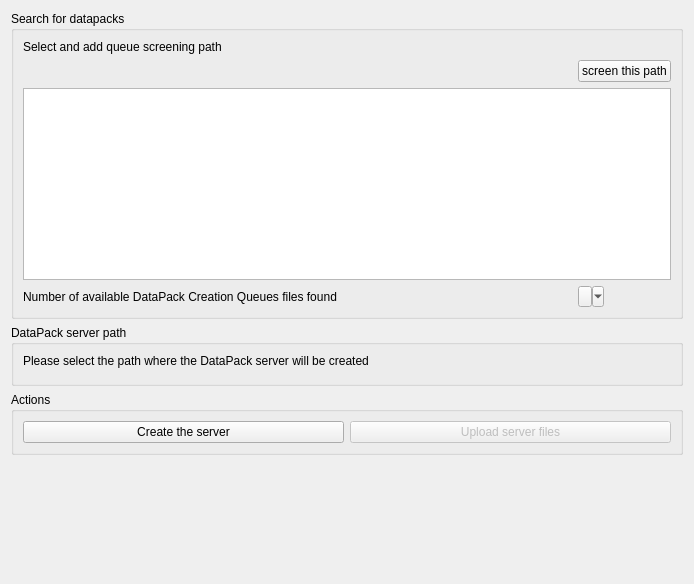
Old version of the form libs/datapackutils/servercreation/servercreationwidget.ui in the repository FreeHealth/freehealth.
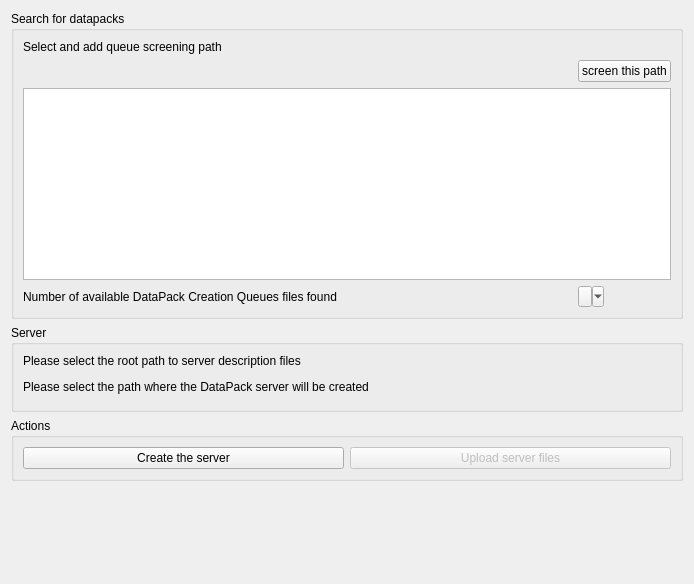
New version of the form. Custom widgets are drawn as their Qt base class.

Commit message: FreeDDI: datapack server creation mostly done code

Patch:
```diff
--- a/libs/datapackutils/servercreation/servercreationwidget.ui
+++ b/libs/datapackutils/servercreation/servercreationwidget.ui
@@ -45,7 +45,7 @@
        </widget>
       </item>
       <item row="1" column="2">
-       <widget class="QPushButton" name="screePathButton">
+       <widget class="QPushButton" name="screenPathButton">
         <property name="text">
          <string>screen this path</string>
         </property>
@@ -77,19 +77,32 @@
       <string>Please select the path where the DataPack server will be created</string>
      </property>
      <property name="title">
-      <string>DataPack server path</string>
+      <string>Server</string>
      </property>
      <layout class="QGridLayout" name="gridLayout_2">
-      <item row="0" column="0">
+      <item row="2" column="0">
        <widget class="QLabel" name="selectServerPathLabel">
         <property name="text">
          <string>Please select the path where the DataPack server will be created</string>
         </property>
        </widget>
       </item>
-      <item row="1" column="0">
+      <item row="3" column="0">
        <widget class="Utils::PathChooser" name="serverPath" native="true"/>
       </item>
+      <item row="0" column="0">
+       <widget class="QLabel" name="label_2">
+        <property name="toolTip">
+         <string>&lt;html&gt;&lt;head/&gt;&lt;body&gt;&lt;p&gt;This path should contains all server description files. The dir should look like:&lt;/p&gt;&lt;p&gt;- rootPath&lt;/p&gt;&lt;p&gt;    +- free&lt;/p&gt;&lt;p&gt;    |      +- asso&lt;/p&gt;&lt;p&gt;    |      +- community&lt;/p&gt;&lt;p&gt;    +- nonfree&lt;/p&gt;&lt;p&gt;           +- asso&lt;/p&gt;&lt;p&gt;           +- community&lt;/p&gt;&lt;p&gt;&lt;br/&gt;&lt;/p&gt;&lt;/body&gt;&lt;/html&gt;</string>
+        </property>
+        <property name="text">
+         <string>Please select the root path to server description files</string>
+        </property>
+       </widget>
+      </item>
+      <item row="1" column="0">
+       <widget class="Utils::PathChooser" name="serverDescrPath" native="true"/>
+      </item>
      </layout>
     </widget>
    </item>
```
The commit also changes 8 other files.
